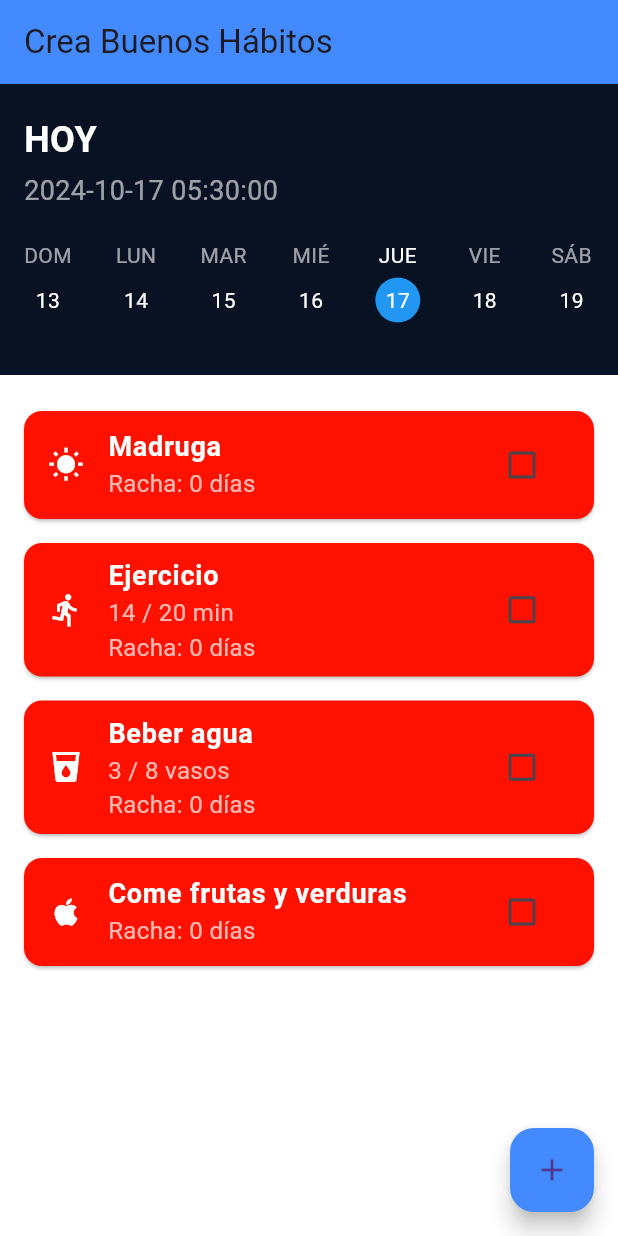
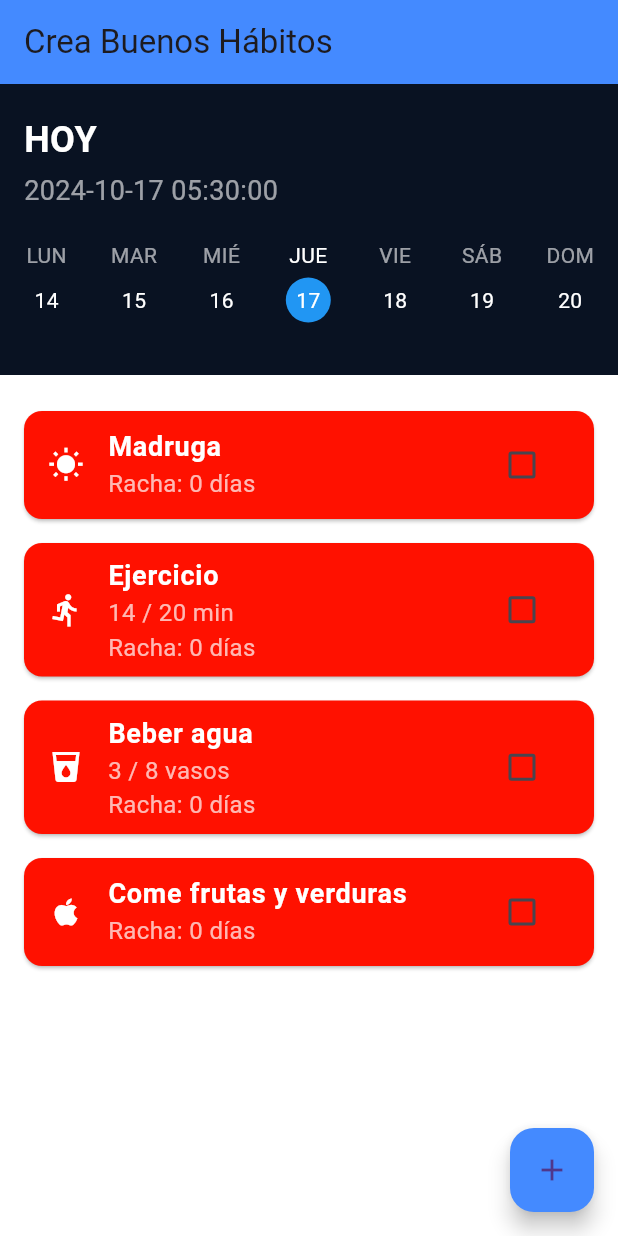
Before and after one commit to daniFlakk/habit_tracker, a Flutter app: the screen it shows after launch, on a phone screen of 412 x 824 dp. Run offline on Flutter 3.47's test engine with Material 3 defaults, Android fonts, the phone set to English and light mode, and no system bars.

Commit message:
Update calendar

```diff
--- a/lib/pages/habit_tracker_app.dart
+++ b/lib/pages/habit_tracker_app.dart
@@ -82,7 +82,6 @@ class _HabitTrackerState extends State<HabitTracker> {
     });
   }
 
-  // Alterna la finalización de un hábito y actualiza la racha
  void toggleHabitCompletion(int index) {
   if (habits.isNotEmpty) {
     setState(() {
@@ -93,13 +92,18 @@ class _HabitTrackerState extends State<HabitTracker> {
         habits[index]['streak'] = 0;
       }
 
-        // Verifica si se ha alcanzado el objetivo
       if (habits[index]['streak'] == 21) {
         _showCongratulationsDialog(habits[index]['name']);
+        Future.delayed(const Duration(seconds: 2), () {
+          setState(() {
+            habits.removeAt(index);
+          });
+        });
       }
     });
   }
 }
+
 
   // Método para mostrar el diálogo de felicitaciones
   void _showCongratulationsDialog(String habitName) {
@@ -119,23 +123,6 @@ class _HabitTrackerState extends State<HabitTracker> {
         backgroundColor: Colors.blueAccent,
         elevation: 0,
         title: const Text("Crea Buenos Hábitos", style: TextStyle(fontSize: 22)),
-        actions: [
-          Visibility(
-            visible: selectedDay != today, // Mostrar solo si no es el día actual
-            child: TextButton(
-              onPressed: () {
-                // Volver al día actual
-                setState(() {
-                  selectedDay = today;
-                });
-              },
-              child: const Text(
-                "HOY",
-                style: TextStyle(color: Colors.white, fontSize: 16),
-              ),
-            ),
-          ),
-        ],
       ),
       body: Column(
         children: [
--- a/lib/widgets/calendar_select.dart
+++ b/lib/widgets/calendar_select.dart
@@ -32,9 +32,10 @@ class _CalendarWidgetState extends State<CalendarWidget> {
   }
 
   List<DateTime> _getWeekDays(DateTime week) {
-    int currentDayOfWeek = week.weekday;
-    DateTime sunday = week.subtract(Duration(days: currentDayOfWeek % 7));
-    return List.generate(7, (index) => sunday.add(Duration(days: index)));
+    // Asegúrate de que la semana comience el lunes
+    int daysToSubtract = (week.weekday - 1) % 7; // Lunes es el día 1
+    DateTime monday = week.subtract(Duration(days: daysToSubtract));
+    return List.generate(7, (index) => monday.add(Duration(days: index)));
   }
 
   Widget _buildDay(String day, int dayNumber) {
@@ -83,19 +84,35 @@ class _CalendarWidgetState extends State<CalendarWidget> {
     );
   }
 
+  void _goToToday() {
+    setState(() {
+      // Regresa al día actual
+      widget.onDaySelected(today.day); // Selecciona el día actual
+      _currentWeek = today;
+      _pageController.jumpToPage(50); // Página correspondiente a la semana actual
+    });
+  }
+
   @override
   Widget build(BuildContext context) {
+    bool isTodaySelected = widget.selectedDay == today.day &&
+        today.month == _currentWeek.month &&
+        today.year == _currentWeek.year;
+
     return Container(
       padding: const EdgeInsets.symmetric(horizontal: 16, vertical: 20),
       color: Colors.black87,
       child: Column(
         crossAxisAlignment: CrossAxisAlignment.start,
         children: [
-          const Text("HOY",
-              style: TextStyle(
-                  color: Colors.white,
-                  fontSize: 24,
-                  fontWeight: FontWeight.bold)),
+          GestureDetector(
+            onTap: _goToToday,
+            child: Text("HOY",
+                style: TextStyle(
+                    color: isTodaySelected ? Colors.white : Colors.blue,
+                    fontSize: 24,
+                    fontWeight: FontWeight.bold)),
+          ),
           const SizedBox(height: 4),
           Text(DateFormat('yyyy-MM-dd HH:mm:ss', 'es_CO').format(today),
               style: const TextStyle(color: Colors.white60, fontSize: 18)),
```
Also changed, not shown: lib/pages/congratulations_dialog.dart (+56 -13 lines). Lines whose indentation alone changed are shown as unchanged.
